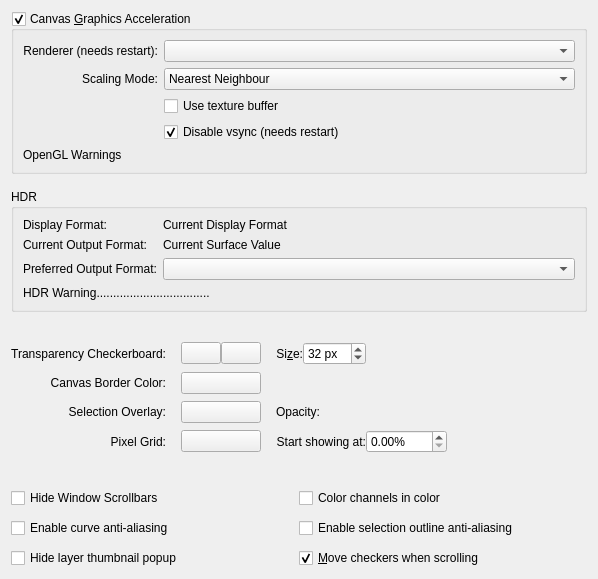
The window that libs/ui/forms/wdgdisplaysettings.ui (KDE/krita) describes before a commit, drawn with Qt 5.
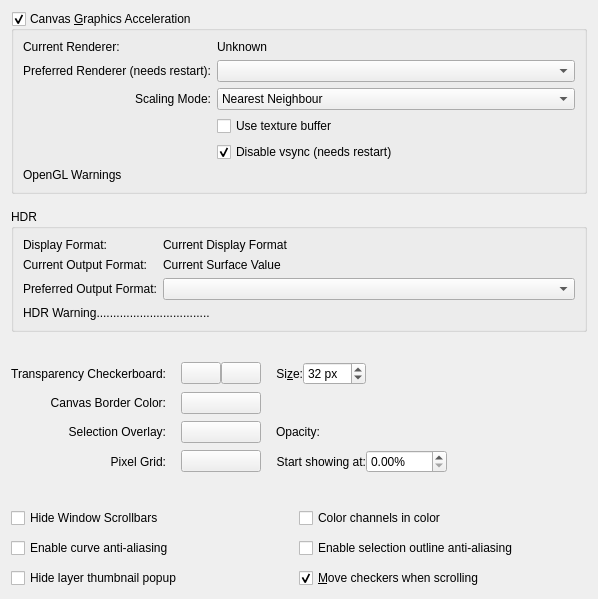
The same window after the commit. Custom widgets are drawn as their Qt base class.

Commit message: Imeplemented automatic selection of a renderer and/or surface format

Patch:
```diff
--- a/libs/ui/forms/wdgdisplaysettings.ui
+++ b/libs/ui/forms/wdgdisplaysettings.ui
@@ -7,7 +7,7 @@
     <x>0</x>
     <y>0</y>
     <width>598</width>
-    <height>546</height>
+    <height>595</height>
    </rect>
   </property>
   <property name="sizePolicy">
@@ -38,40 +38,7 @@
       <bool>true</bool>
      </property>
      <layout class="QGridLayout">
-      <item row="1" column="1">
-       <widget class="QComboBox" name="cmbFilterMode">
-        <property name="sizePolicy">
-         <sizepolicy hsizetype="Preferred" vsizetype="Fixed">
-          <horstretch>0</horstretch>
-          <verstretch>0</verstretch>
-         </sizepolicy>
-        </property>
-        <property name="currentIndex">
-         <number>0</number>
-        </property>
-        <item>
-         <property name="text">
-          <string>Nearest Neighbour</string>
-         </property>
-        </item>
-        <item>
-         <property name="text">
-          <string>Bilinear Filtering</string>
-         </property>
-        </item>
-        <item>
-         <property name="text">
-          <string>Trilinear Filtering</string>
-         </property>
-        </item>
-        <item>
-         <property name="text">
-          <string>High Quality Filtering</string>
-         </property>
-        </item>
-       </widget>
-      </item>
-      <item row="3" column="1">
+      <item row="4" column="1">
        <widget class="QCheckBox" name="chkDisableVsync">
         <property name="sizePolicy">
          <sizepolicy hsizetype="Preferred" vsizetype="Fixed">
@@ -90,7 +57,7 @@
         </property>
        </widget>
       </item>
-      <item row="2" column="1">
+      <item row="3" column="1">
        <widget class="QCheckBox" name="chkUseTextureBuffer">
         <property name="sizePolicy">
          <sizepolicy hsizetype="Preferred" vsizetype="Fixed">
@@ -106,7 +73,7 @@
         </property>
        </widget>
       </item>
-      <item row="1" column="0">
+      <item row="2" column="0">
        <widget class="QLabel" name="label">
         <property name="sizePolicy">
          <sizepolicy hsizetype="Minimum" vsizetype="Minimum">
@@ -122,24 +89,41 @@
         </property>
        </widget>
       </item>
-      <item row="0" column="0">
-       <widget class="QLabel" name="lblRenderer">
+      <item row="2" column="1">
+       <widget class="QComboBox" name="cmbFilterMode">
         <property name="sizePolicy">
-         <sizepolicy hsizetype="Fixed" vsizetype="Minimum">
+         <sizepolicy hsizetype="Preferred" vsizetype="Fixed">
           <horstretch>0</horstretch>
           <verstretch>0</verstretch>
          </sizepolicy>
         </property>
-        <property name="text">
-         <string>Renderer (needs restart):</string>
+        <property name="currentIndex">
+         <number>0</number>
         </property>
-        <property name="alignment">
-         <set>Qt::AlignRight|Qt::AlignTrailing|Qt::AlignVCenter</set>
-        </property>
+        <item>
+         <property name="text">
+          <string>Nearest Neighbour</string>
+         </property>
+        </item>
+        <item>
+         <property name="text">
+          <string>Bilinear Filtering</string>
+         </property>
+        </item>
+        <item>
+         <property name="text">
+          <string>Trilinear Filtering</string>
+         </property>
+        </item>
+        <item>
+         <property name="text">
+          <string>High Quality Filtering</string>
+         </property>
+        </item>
        </widget>
       </item>
-      <item row="0" column="1">
-       <widget class="QComboBox" name="cmbRenderer">
+      <item row="1" column="1">
+       <widget class="QComboBox" name="cmbPreferredRenderer">
         <property name="sizePolicy">
          <sizepolicy hsizetype="Preferred" vsizetype="Fixed">
           <horstretch>0</horstretch>
@@ -148,7 +132,7 @@
         </property>
        </widget>
       </item>
-      <item row="4" column="0" colspan="2">
+      <item row="5" column="0" colspan="2">
        <widget class="QLabel" name="lblOpenGLWarnings">
         <property name="text">
          <string notr="true">OpenGL Warnings</string>
@@ -161,6 +145,36 @@
         </property>
        </widget>
       </item>
+      <item row="1" column="0">
+       <widget class="QLabel" name="lblPreferredRenderer">
+        <property name="sizePolicy">
+         <sizepolicy hsizetype="Fixed" vsizetype="Minimum">
+          <horstretch>0</horstretch>
+          <verstretch>0</verstretch>
+         </sizepolicy>
+        </property>
+        <property name="text">
+         <string>Preferred Renderer (needs restart):</string>
+        </property>
+        <property name="alignment">
+         <set>Qt::AlignRight|Qt::AlignTrailing|Qt::AlignVCenter</set>
+        </property>
+       </widget>
+      </item>
+      <item row="0" column="1">
+       <widget class="QLabel" name="lblCurrentRenderer">
+        <property name="text">
+         <string>Unknown</string>
+        </property>
+       </widget>
+      </item>
+      <item row="0" column="0">
+       <widget class="QLabel" name="label_6">
+        <property name="text">
+         <string>Current Renderer:</string>
+        </property>
+       </widget>
+      </item>
      </layout>
     </widget>
    </item>
```
The commit also changes 10 other files.
